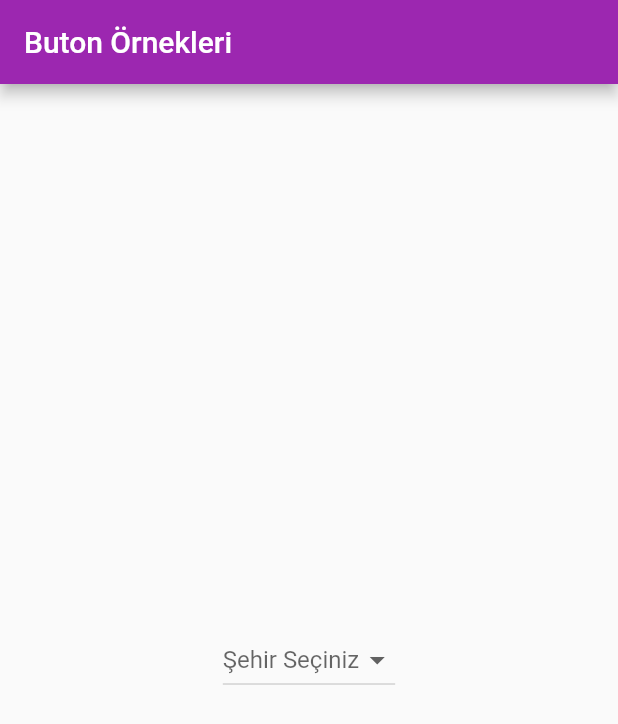
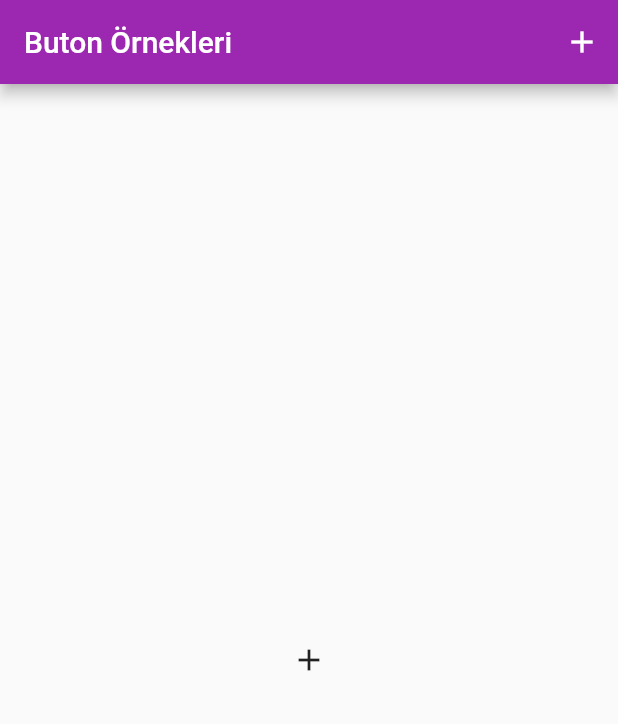
Before and after one commit to islamoktay/learning_process, a Flutter app: the screen it shows after launch, on a phone screen of 412 x 824 dp. Shown: the top 724 px of the screen. Run offline on Flutter 3.47's test engine with Material 2 defaults, Android fonts, the phone set to English and light mode, and no system bars.

Commit message:
studied more

```diff
--- a/flutter_ilk_proje/lib/main.dart
+++ b/flutter_ilk_proje/lib/main.dart
@@ -1,5 +1,6 @@
 import 'package:flutter/material.dart';
-import 'package:flutter_ilk_proje/dropdown_button_kullanimi.dart';
+// import 'package:flutter_ilk_proje/dropdown_button_kullanimi.dart';
+import 'package:flutter_ilk_proje/popupmenu_kullanimi.dart';
 // import 'package:flutter_ilk_proje/image_widgets.dart';
 // import 'package:flutter_ilk_proje/my_counter_page.dart';
 // import 'package:flutter_ilk_proje/temel_buton_turleri.dart';
@@ -25,8 +26,11 @@ class MyApp extends StatelessWidget {
             fontWeight: FontWeight.bold,
           ))),
       home: Scaffold(
-        appBar: AppBar(title: Text('Buton Örnekleri')),
-        body: DropDownButtonKullanimi(),
+        appBar: AppBar(
+          title: Text('Buton Örnekleri'),
+          actions: [PopupmenuKullanimi()],
+        ),
+        body: PopupmenuKullanimi(),
       ),
     );
   }
--- /dev/null
+++ b/flutter_ilk_proje/lib/popupmenu_kullanimi.dart
@@ -0,0 +1,49 @@
+import 'package:flutter/material.dart';
+
+class PopupmenuKullanimi extends StatefulWidget {
+  const PopupmenuKullanimi({Key? key}) : super(key: key);
+
+  @override
+  _PopupmenuKullanimiState createState() => _PopupmenuKullanimiState();
+}
+
+class _PopupmenuKullanimiState extends State<PopupmenuKullanimi> {
+  String _secilensehir = '';
+  List<String> renkler = ['mavi', 'yeşil', 'turuncu', 'kırmızı'];
+  @override
+  Widget build(BuildContext context) {
+    return Center(
+      child: PopupMenuButton<String>(
+        onSelected: (String sehir) {
+          print('Secilen Şehir: $sehir');
+          _secilensehir = sehir;
+        },
+        icon: Icon(Icons.add),
+        itemBuilder: (BuildContext context) {
+/*           return <PopupMenuEntry<String>>[
+            PopupMenuItem(
+              child: Text('Ankara'),
+              value: 'Ankara',
+            ),
+            PopupMenuItem(
+              child: Text('Bursa'),
+              value: 'Bursa',
+            ),
+            PopupMenuItem(
+              child: Text('Van'),
+              value: 'Van',
+            ),
+          ]; */
+          return renkler
+              .map(
+                (String renk) => PopupMenuItem(
+                  child: Text(renk),
+                  value: renk,
+                ),
+              )
+              .toList();
+        },
+      ),
+    );
+  }
+}
```
